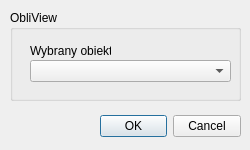
This is gisnet_tools/ui/settings.ui in haldrigar/GISNET-QTools as Qt 5 draws it before an edit. The edited form follows.
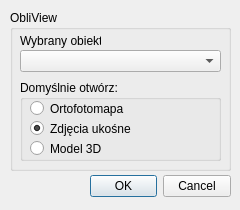
This is the edited form.

Commit message: Dodanie opcji wyboru domyślnego widoku Obliview

The edit to the form file:
```diff
--- a/gisnet_tools/ui/settings.ui
+++ b/gisnet_tools/ui/settings.ui
@@ -6,8 +6,8 @@
    <rect>
     <x>0</x>
     <y>0</y>
-    <width>250</width>
-    <height>150</height>
+    <width>240</width>
+    <height>210</height>
    </rect>
   </property>
   <property name="sizePolicy">
@@ -18,8 +18,8 @@
   </property>
   <property name="minimumSize">
    <size>
-    <width>250</width>
-    <height>150</height>
+    <width>240</width>
+    <height>210</height>
    </size>
   </property>
   <property name="windowTitle">
@@ -28,8 +28,8 @@
   <widget class="QDialogButtonBox" name="buttonBox">
    <property name="geometry">
     <rect>
-     <x>100</x>
-     <y>110</y>
+     <x>90</x>
+     <y>170</y>
      <width>141</width>
      <height>32</height>
     </rect>
@@ -49,8 +49,8 @@
     <rect>
      <x>10</x>
      <y>10</y>
-     <width>231</width>
-     <height>91</height>
+     <width>221</width>
+     <height>161</height>
     </rect>
    </property>
    <property name="title">
@@ -62,8 +62,8 @@
    <widget class="QComboBox" name="comboBoxObliView">
     <property name="geometry">
      <rect>
-      <x>20</x>
-      <y>50</y>
+      <x>10</x>
+      <y>40</y>
       <width>201</width>
       <height>22</height>
      </rect>
@@ -72,8 +72,8 @@
    <widget class="QLabel" name="label">
     <property name="geometry">
      <rect>
-      <x>20</x>
-      <y>30</y>
+      <x>10</x>
+      <y>20</y>
       <width>81</width>
       <height>21</height>
      </rect>
@@ -82,6 +82,61 @@
      <string>Wybrany obiekt:</string>
     </property>
    </widget>
+   <widget class="QGroupBox" name="groupBoxObliViewType">
+    <property name="geometry">
+     <rect>
+      <x>10</x>
+      <y>70</y>
+      <width>201</width>
+      <height>81</height>
+     </rect>
+    </property>
+    <property name="title">
+     <string>Domyślnie otwórz:</string>
+    </property>
+    <widget class="QRadioButton" name="radioButtonOrto">
+     <property name="geometry">
+      <rect>
+       <x>10</x>
+       <y>20</y>
+       <width>101</width>
+       <height>17</height>
+      </rect>
+     </property>
+     <property name="text">
+      <string>Ortofotomapa</string>
+     </property>
+    </widget>
+    <widget class="QRadioButton" name="radioButtonOblique">
+     <property name="geometry">
+      <rect>
+       <x>10</x>
+       <y>40</y>
+       <width>101</width>
+       <height>17</height>
+      </rect>
+     </property>
+     <property name="text">
+      <string>Zdjęcia ukośne</string>
+     </property>
+     <property name="checked">
+      <bool>true</bool>
+     </property>
+    </widget>
+    <widget class="QRadioButton" name="radioButton3D">
+     <property name="geometry">
+      <rect>
+       <x>10</x>
+       <y>60</y>
+       <width>101</width>
+       <height>17</height>
+      </rect>
+     </property>
+     <property name="text">
+      <string>Model 3D</string>
+     </property>
+    </widget>
+   </widget>
   </widget>
  </widget>
  <resources/>
```
The commit also changes 7 other files.
